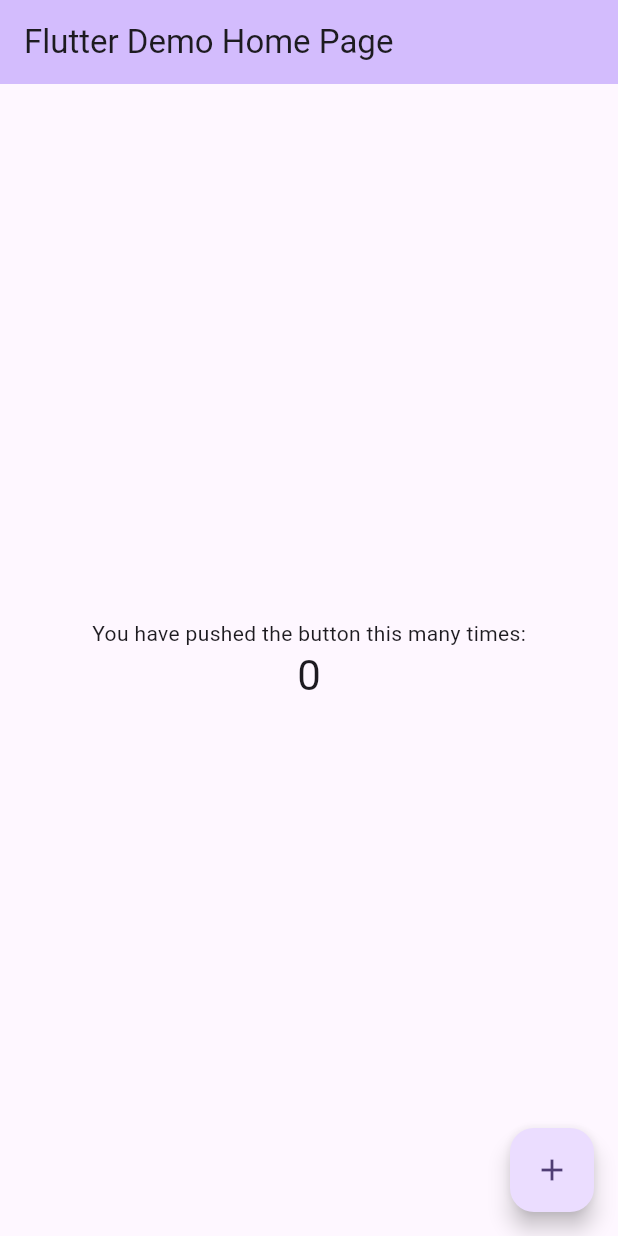
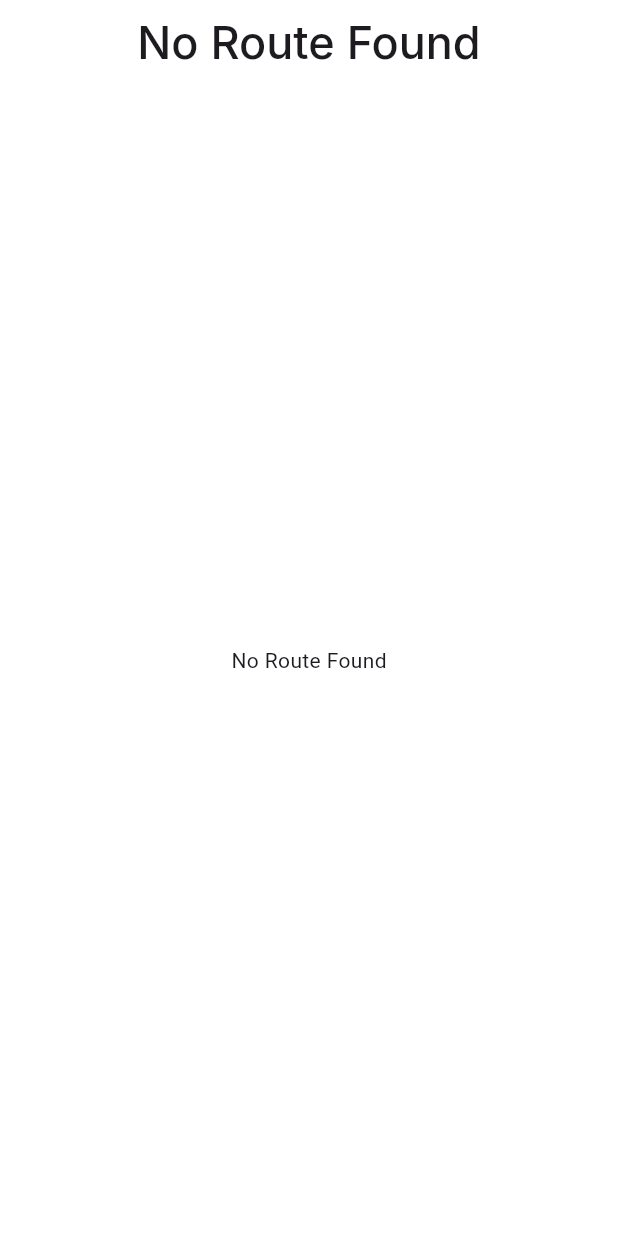
Before and after one commit to Abdallah-Salah7/Aoun, a Flutter app: the screen it shows after launch, on a phone screen of 412 x 824 dp. Run offline on Flutter 3.47's test engine with Material 3 defaults, Android fonts, the phone set to English and light mode, and no system bars; our stand-ins replace flutter_screenutil, google_fonts.

Commit message:
structure of clean code

```diff
--- /dev/null
+++ b/lib/core/api/api_manager.dart
@@ -0,0 +1 @@
+class APIManager {}
--- /dev/null
+++ b/lib/core/api/end_points.dart
@@ -0,0 +1 @@
+class EndPoints {}
--- /dev/null
+++ b/lib/core/resources/assets_manager.dart
@@ -0,0 +1,14 @@
+const String imagePath = "assets/images";
+const String jsonPath = "assets/json";
+const String iconsPath = "assets/icons";
+const String svgPath = "assets/svg_images";
+
+abstract class ImageAssets {
+  static const String splashLogo = "";
+}
+
+class SvgAssets {}
+
+abstract class IconsAssets {}
+
+class JsonAssets {}
--- /dev/null
+++ b/lib/core/resources/colors_manager.dart
@@ -0,0 +1,5 @@
+import 'dart:ui';
+
+abstract class ColorManager {
+  static Color primary = const Color(0xFF);
+}
--- /dev/null
+++ b/lib/core/resources/constants_manager.dart
@@ -0,0 +1 @@
+class AppConstants {}
--- /dev/null
+++ b/lib/core/resources/fonts_manager.dart
@@ -0,0 +1,24 @@
+import 'dart:ui';
+
+class FontConstants {
+  static const String fontFamily = "Poppins";
+}
+
+class FontWeightManager {
+  static const FontWeight light = FontWeight.w300;
+  static const FontWeight regular = FontWeight.w400;
+  static const FontWeight medium = FontWeight.w500;
+  static const FontWeight semiBold = FontWeight.w600;
+  static const FontWeight bold = FontWeight.w700;
+}
+
+class FontSize {
+  static const double s12 = 12.0;
+  static const double s14 = 14.0;
+  static const double s16 = 16.0;
+  static const double s17 = 17.0;
+  static const double s18 = 18.0;
+  static const double s20 = 20.0;
+  static const double s22 = 22.0;
+  static const double s24 = 24.0;
+}
--- /dev/null
+++ b/lib/core/routes_manager/route_generator.dart
@@ -0,0 +1,25 @@
+import 'package:aoun/core/routes_manager/routes.dart';
+import 'package:flutter/material.dart';
+
+class RouteGenerator {
+  static Route<dynamic> getRoute(RouteSettings settings) {
+    switch (settings.name) {
+      case Routes.signIn:
+        // return MaterialPageRoute(builder: (_) => const SignInScreen());
+      case Routes.onBoard:
+        // return MaterialPageRoute(builder: (_) => const OnBoardScreen());
+      default:
+        return unDefinedRoute();
+    }
+  }
+
+  static Route<dynamic> unDefinedRoute() {
+    return MaterialPageRoute(
+      builder:
+          (_) => Scaffold(
+            appBar: AppBar(title: const Text('No Route Found')),
+            body: const Center(child: Text('No Route Found')),
+          ),
+    );
+  }
+}
--- /dev/null
+++ b/lib/core/routes_manager/routes.dart
@@ -0,0 +1,4 @@
+class Routes {
+  static const String signIn = "/signIn";
+  static const String onBoard = "/onBoard";
+}
--- /dev/null
+++ b/lib/core/theme/base_theme.dart
@@ -0,0 +1,9 @@
+import 'dart:ui';
+import 'package:flutter/material.dart';
+
+abstract class BaseTheme {
+  Color get primaryColor;
+  Color get textColor;
+  Color get background;
+  ThemeData get themeData;
+}
--- /dev/null
+++ b/lib/core/theme/dark_theme.dart
@@ -0,0 +1,75 @@
+import 'dart:ui';
+
+import 'package:flutter/material.dart';
+import 'package:google_fonts/google_fonts.dart';
+
+import 'base_theme.dart';
+
+class DarkTheme extends BaseTheme {
+  @override
+  Color get background => Color(0xFF);
+  @override
+  Color get primaryColor => Color(0xFF);
+  @override
+  Color get textColor => Color(0xFF);
+  @override
+  ThemeData get themeData => ThemeData(
+    focusColor: primaryColor,
+    primaryColor: primaryColor,
+    scaffoldBackgroundColor: background,
+    appBarTheme: AppBarTheme(
+      backgroundColor: background,
+      centerTitle: true,
+      iconTheme: IconThemeData(
+        color: primaryColor,
+      ),),
+    bottomNavigationBarTheme: BottomNavigationBarThemeData(
+      backgroundColor: primaryColor,
+      selectedItemColor: Colors.white,
+      unselectedItemColor: Colors.white,
+      type: BottomNavigationBarType.fixed,
+      showUnselectedLabels: false,
+      showSelectedLabels: true,
+    ),
+    inputDecorationTheme: InputDecorationTheme(
+      border: OutlineInputBorder(
+        borderRadius: BorderRadius.circular(16),
+        borderSide: BorderSide(
+            width: 2,
+            color: primaryColor
+        ),
+      ),
+      focusedBorder:  OutlineInputBorder(
+        borderRadius: BorderRadius.circular(16),
+        borderSide: BorderSide(
+            width: 2,
+            color: primaryColor
+        ),
+      ),
+      enabledBorder: OutlineInputBorder(
+        borderRadius: BorderRadius.circular(16),
+        borderSide: BorderSide(
+            width: 2,
+            color: primaryColor
+        ),
+      ),
+    ),
+    textTheme: TextTheme(
+      titleSmall: GoogleFonts.inter(
+        fontSize: 16,
+        fontWeight: FontWeight.w500,
+        color: textColor,
+      ),
+      titleMedium: GoogleFonts.inter(
+        fontSize: 20,
+        fontWeight: FontWeight.w500,
+        color: textColor,
+      ),
+      titleLarge: GoogleFonts.inter(
+        fontSize: 30,
+        fontWeight: FontWeight.w500,
+        color: textColor,
+      ),
+    ),
+  );
+}
--- /dev/null
+++ b/lib/core/theme/light_theme.dart
@@ -0,0 +1,68 @@
+import 'dart:ui';
+
+import 'package:flutter/material.dart';
+import 'package:google_fonts/google_fonts.dart';
+
+import 'base_theme.dart';
+
+class LightTheme extends BaseTheme {
+  @override
+  Color get background => Color(0xFF);
+  @override
+  Color get primaryColor => Color(0xFF);
+  @override
+  Color get textColor => Color(0xFF);
+  @override
+  Color get focusColor => Color(0xFF);
+  @override
+  ThemeData get themeData => ThemeData(
+    focusColor: Color(0xFF),
+    primaryColor: primaryColor,
+    scaffoldBackgroundColor: background,
+    appBarTheme: AppBarTheme(
+      backgroundColor: background,
+      centerTitle: true,
+      iconTheme: IconThemeData(
+        color: primaryColor,
+      ),),
+    bottomNavigationBarTheme: BottomNavigationBarThemeData(
+      backgroundColor: primaryColor,
+      selectedItemColor: Colors.white,
+      unselectedItemColor: Colors.white,
+      type: BottomNavigationBarType.fixed,
+      showUnselectedLabels: false,
+      showSelectedLabels: true,
+    ),
+    inputDecorationTheme: InputDecorationTheme(
+      border: OutlineInputBorder(
+        borderRadius: BorderRadius.circular(16),
+        borderSide: BorderSide(width: 2, color: focusColor),
+      ),
+      focusedBorder: OutlineInputBorder(
+        borderRadius: BorderRadius.circular(16),
+        borderSide: BorderSide(width: 2, color: focusColor),
+      ),
+      enabledBorder: OutlineInputBorder(
+        borderRadius: BorderRadius.circular(16),
+        borderSide: BorderSide(width: 2, color: focusColor),
+      ),
+    ),
+    textTheme: TextTheme(
+      titleSmall: GoogleFonts.inter(
+        fontSize: 16,
+        fontWeight: FontWeight.w500,
+        color: textColor,
+      ),
+      titleMedium: GoogleFonts.inter(
+        fontSize: 20,
+        fontWeight: FontWeight.w500,
+        color: textColor,
+      ),
+      titleLarge: GoogleFonts.inter(
+        fontSize: 30,
+        fontWeight: FontWeight.w500,
+        color: textColor,
+      ),
+    ),
+  );
+}
--- /dev/null
+++ b/lib/feature/presentation/state_management/provider/my_provider.dart
@@ -0,0 +1,14 @@
+import 'package:flutter/material.dart';
+
+class MyProvider extends ChangeNotifier {
+  ThemeMode _themeMode = ThemeMode.light;
+  ThemeMode get themeMode => _themeMode;
+  set themeMode(ThemeMode themeMode) {
+    _themeMode = themeMode;
+    notifyListeners();
+  }
+  changeTheme() {
+    _themeMode = (_themeMode == ThemeMode.light) ? ThemeMode.dark : ThemeMode.light;
+    notifyListeners();
+  }
+}
--- a/lib/main.dart
+++ b/lib/main.dart
@@ -1,123 +1,46 @@
+import 'package:aoun/core/routes_manager/routes.dart';
 import 'package:flutter/material.dart';
+import 'package:flutter_screenutil/flutter_screenutil.dart';
+import 'package:provider/provider.dart';
+import 'core/routes_manager/route_generator.dart';
+import 'core/theme/base_theme.dart';
+import 'core/theme/dark_theme.dart';
+import 'core/theme/light_theme.dart';
+import 'feature/presentation/state_management/provider/my_provider.dart';
 
 void main() {
-  runApp(const MyApp());
+  runApp(
+
+    ChangeNotifierProvider(
+      create: (context) => MyProvider(),
+      child: const MainApp(),
+    ),
+
+  );
 }
 
-class MyApp extends StatelessWidget {
-  const MyApp({super.key});
+class MainApp extends StatelessWidget {
+  const MainApp({super.key});
 
-  // This widget is the root of your application.
   @override
   Widget build(BuildContext context) {
-    return MaterialApp(
-      title: 'Flutter Demo',
-      theme: ThemeData(
-        // This is the theme
-        // of your application.
-        //
-        // TRY THIS: Try running your application with "flutter run". You'll see
-        // the application has a purple toolbar. Then, without quitting the app,
-        // try changing the seedColor in the colorScheme below to Colors.green
-        // and then invoke "hot reload" (save your changes or press the "hot
-        // reload" button in a Flutter-supported IDE, or press "r" if you used
-        // the command line to start the app).
-        //
-        // Notice that the counter didn't reset back to zero; the application
-        // state is not lost during the reload. To reset the state, use hot
-        // restart instead.
-        //
-        // This works for code too, not just values: Most code changes can be
-        // tested with just a hot reload.
-        colorScheme: ColorScheme.fromSeed(seedColor: Colors.deepPurple),
-      ),
-      home: const MyHomePage(title: 'Flutter Demo Home Page'),
+    final BaseTheme lightTheme = LightTheme();
+    final BaseTheme darkTheme = DarkTheme();
+    var provider = Provider.of<MyProvider>(context);
+    return ScreenUtilInit(
+      designSize: const Size(430, 932),
+      minTextAdapt: true,
+      splitScreenMode: true,
+      builder:
+          (context, child) => MaterialApp(
+            theme: lightTheme.themeData,
+            darkTheme: darkTheme.themeData,
+            themeMode: provider.themeMode,
+            debugShowCheckedModeBanner: false,
+            home: child,
+            onGenerateRoute: RouteGenerator.getRoute,
+            initialRoute: Routes.onBoard,
+          ),
     );
   }
 }
-
-class MyHomePage extends StatefulWidget {
-  const MyHomePage({super.key, required this.title});
-
-  // This widget is the home page of your application. It is stateful, meaning
-  // that it has a State object (defined below) that contains fields that affect
-  // how it looks.
-
-  // This class is the configuration for the state. It holds the values (in this
-  // case the title) provided by the parent (in this case the App widget) and
-  // used by the build method of the State. Fields in a Widget subclass are
-  // always marked "final".
-
-  final String title;
-
-  @override
-  State<MyHomePage> createState() => _MyHomePageState();
-}
-
-class _MyHomePageState extends State<MyHomePage> {
-  int _counter = 0;
-
-  void _incrementCounter() {
-    setState(() {
-      // This call to setState tells the Flutter framework that something has
-      // changed in this State, which causes it to rerun the build method below
-      // so that the display can reflect the updated values. If we changed
-      // _counter without calling setState(), then the build method would not be
-      // called again, and so nothing would appear to happen.
-      _counter++;
-    });
-  }
-
-  @override
-  Widget build(BuildContext context) {
-    // This method is rerun every time setState is called, for instance as done
-    // by the _incrementCounter method above.
-    //
-    // The Flutter framework has been optimized to make rerunning build methods
-    // fast, so that you can just rebuild anything that needs updating rather
-    // than having to individually change instances of widgets.
-    return Scaffold(
-      appBar: AppBar(
-        // TRY THIS: Try changing the color here to a specific color (to
-        // Colors.amber, perhaps?) and trigger a hot reload to see the AppBar
-        // change color while the other colors stay the same.
-        backgroundColor: Theme.of(context).colorScheme.inversePrimary,
-        // Here we take the value from the MyHomePage object that was created by
-        // the App.build method, and use it to set our appbar title.
-        title: Text(widget.title),
-      ),
-      body: Center(
-        // Center is a layout widget. It takes a single child and positions it
-        // in the middle of the parent.
-        child: Column(
-          // Column is also a layout widget. It takes a list of children and
-          // arranges them vertically. By default, it sizes itself to fit its
-          // children horizontally, and tries to be as tall as its parent.
-          //
-          // Column has various properties to control how it sizes itself and
-          // how it positions its children. Here we use mainAxisAlignment to
-          // center the children vertically; the main axis here is the vertical
-          // axis because Columns are vertical (the cross axis would be
-          // horizontal).
-          //
-          // TRY THIS: Invoke "debug painting" (choose the "Toggle Debug Paint"
-          // action in the IDE, or press "p" in the console), to see the
-          // wireframe for each widget.
-          mainAxisAlignment: MainAxisAlignment.center,
-          children: <Widget>[
-            const Text('You have pushed the button this many times:'),
-            Text(
-              '$_counter',
-              style: Theme.of(context).textTheme.headlineMedium,
-            ),
-          ],
-        ),
-      ),
-      floatingActionButton: FloatingActionButton(
-        onPressed: _incrementCounter,
-        tooltip: 'Increment',
-        child: const Icon(Icons.add),
-      ), // This trailing comma makes auto-formatting nicer for build methods.
-    );
-  }
-}
--- a/pubspec.yaml
+++ b/pubspec.yaml
@@ -30,10 +30,10 @@ environment:
 dependencies:
   flutter:
     sdk: flutter
-
-  # The following adds the Cupertino Icons font to your application.
-  # Use with the CupertinoIcons class for iOS style icons.
   cupertino_icons: ^1.0.8
+  flutter_screenutil: ^5.9.3
+  google_fonts: ^6.3.2
+  provider: ^6.1.2
 
 dev_dependencies:
   flutter_test:
```
Also changed, not shown: pubspec.lock, 1 other file.
